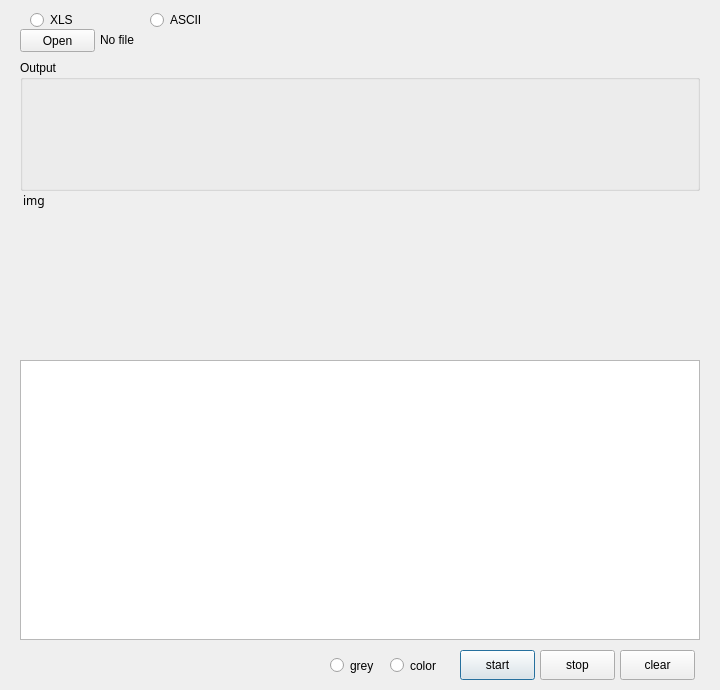
Old version of the form UI/app2.ui in the repository blissin/window_git.
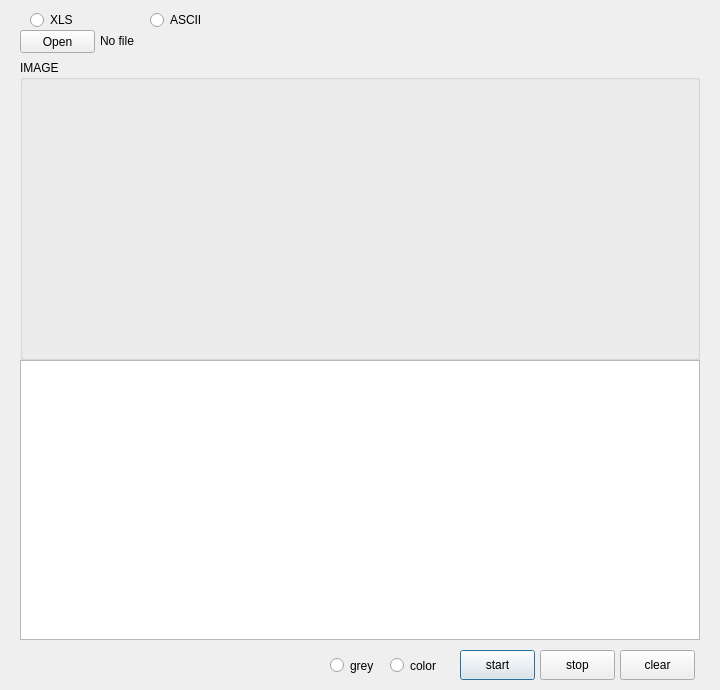
New version of the form.

Commit message: 0602 - image resize

The edit to the form file:
```diff
--- a/UI/app2.ui
+++ b/UI/app2.ui
@@ -20,8 +20,8 @@
    <property name="geometry">
     <rect>
      <x>100</x>
-     <y>30</y>
-     <width>500</width>
+     <y>31</y>
+     <width>591</width>
      <height>20</height>
     </rect>
    </property>
@@ -59,7 +59,7 @@
    <property name="geometry">
     <rect>
      <x>20</x>
-     <y>29</y>
+     <y>30</y>
      <width>75</width>
      <height>23</height>
     </rect>
@@ -86,31 +86,6 @@
     </font>
    </property>
   </widget>
-  <widget class="QLabel" name="label_image">
-   <property name="geometry">
-    <rect>
-     <x>20</x>
-     <y>50</y>
-     <width>680</width>
-     <height>300</height>
-    </rect>
-   </property>
-   <property name="font">
-    <font>
-     <family>굴림</family>
-     <pointsize>9</pointsize>
-    </font>
-   </property>
-   <property name="toolTip">
-    <string/>
-   </property>
-   <property name="frameShadow">
-    <enum>QFrame::Sunken</enum>
-   </property>
-   <property name="text">
-    <string> img</string>
-   </property>
-  </widget>
   <widget class="QPushButton" name="pushButton_clear">
    <property name="geometry">
     <rect>
@@ -130,12 +105,40 @@
      <x>20</x>
      <y>60</y>
      <width>680</width>
-     <height>131</height>
+     <height>300</height>
     </rect>
    </property>
    <property name="title">
-    <string>Output</string>
+    <string>IMAGE</string>
    </property>
+   <widget class="QLabel" name="label_image">
+    <property name="geometry">
+     <rect>
+      <x>10</x>
+      <y>10</y>
+      <width>660</width>
+      <height>280</height>
+     </rect>
+    </property>
+    <property name="font">
+     <font>
+      <family>굴림</family>
+      <pointsize>9</pointsize>
+     </font>
+    </property>
+    <property name="toolTip">
+     <string/>
+    </property>
+    <property name="frameShadow">
+     <enum>QFrame::Sunken</enum>
+    </property>
+    <property name="text">
+     <string/>
+    </property>
+    <property name="alignment">
+     <set>Qt::AlignCenter</set>
+    </property>
+   </widget>
   </widget>
   <widget class="QRadioButton" name="radioButton">
    <property name="geometry">
```
Left out of the diff: 11 changed lines with no effect on the pictures. The commit also changes 3 other files.
